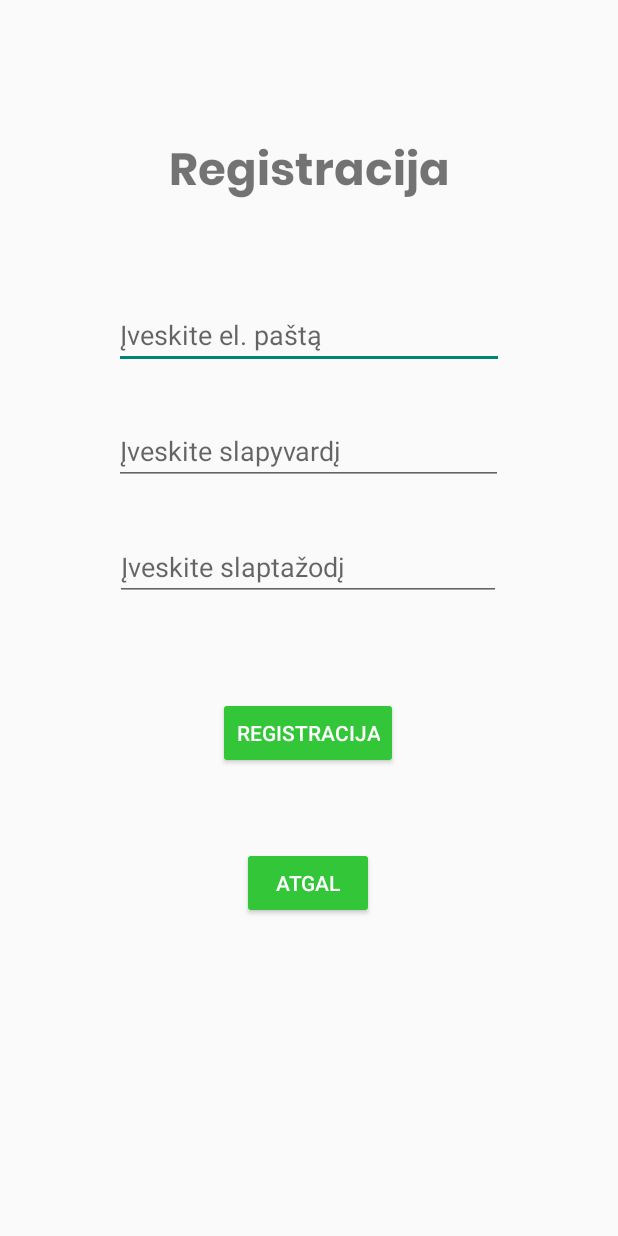
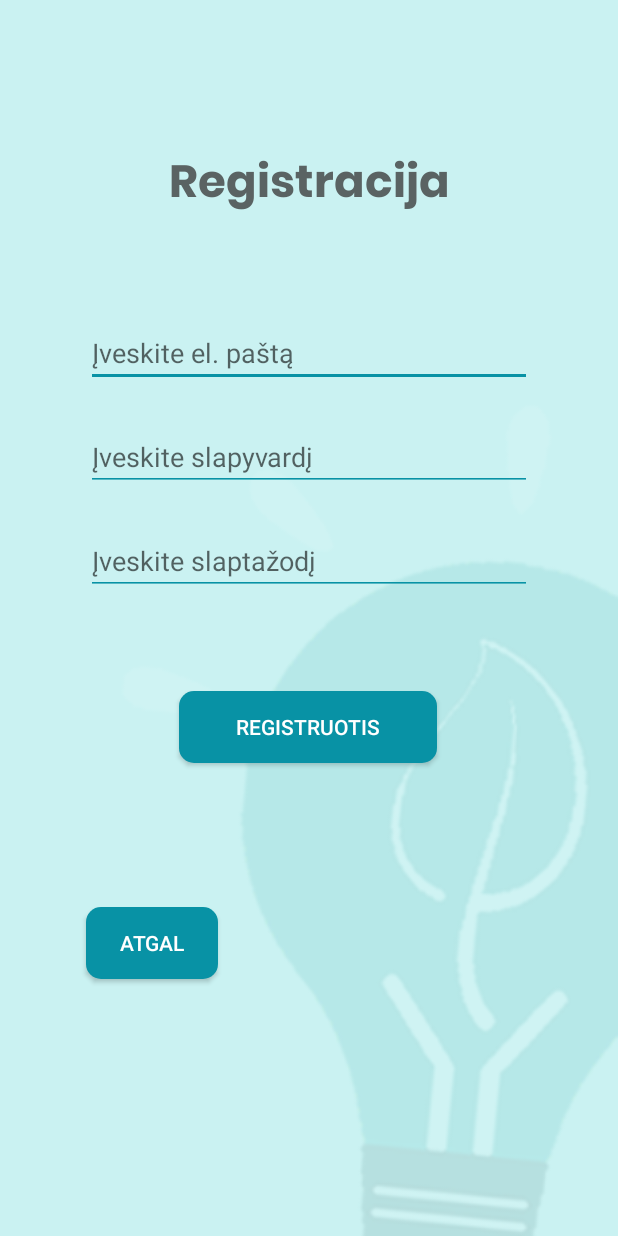
Before and after one commit to arnas78/AEV_app, an Android app: the SignUp screen opened directly, with no data from a screen before it, on a phone screen of 412 x 824 dp. Run offline under Robolectric (Android 15) with nearby library versions, the phone set to English and light mode, and no system bars; our stand-ins replace Firebase (no records; nobody signed in at launch, a user with empty details on screens opened directly).

Commit message:
Added design tweaks

```diff
--- /dev/null
+++ b/app/src/main/res/drawable/button_round.xml
@@ -0,0 +1,28 @@
+<?xml version="1.0" encoding="utf-8"?>
+<selector xmlns:android="http://schemas.android.com/apk/res/android">
+    <item android:state_pressed="false">
+        <shape android:shape="rectangle">
+            <corners android:radius="10dp" />
+            <solid android:color="@color/electric_main" />
+            <padding
+                android:bottom="4dp"
+                android:left="4dp"
+                android:right="4dp"
+                android:top="4dp" />
+        </shape>
+    </item>
+    <item android:state_pressed="true">
+        <shape android:shape="rectangle">
+            <corners android:radius="10dp" />
+            <solid android:color="@color/electric_light" />
+            <stroke
+                android:width="2dip"
+                android:color="@color/white" />
+            <padding
+                android:bottom="4dp"
+                android:left="4dp"
+                android:right="4dp"
+                android:top="4dp" />
+        </shape>
+    </item>
+</selector>
--- a/app/src/main/res/layout/activity_sign_up.xml
+++ b/app/src/main/res/layout/activity_sign_up.xml
@@ -4,30 +4,61 @@
     xmlns:tools="http://schemas.android.com/tools"
     android:layout_width="match_parent"
     android:layout_height="match_parent"
+    android:background="@drawable/background22"
     tools:context=".SignUp">
 
 
     <EditText
         android:id="@+id/register_editEmail"
-        android:layout_width="260dp"
+        android:layout_width="297dp"
         android:layout_height="42dp"
-        android:layout_marginTop="60dp"
+        android:layout_marginTop="64dp"
         android:ems="10"
         android:hint="Įveskite el. paštą"
+        android:backgroundTint="@color/electric_main"
         android:inputType="textPersonName"
         app:layout_constraintEnd_toEndOf="@+id/textView"
-        app:layout_constraintHorizontal_bias="0.487"
+        app:layout_constraintHorizontal_bias="0.0"
         app:layout_constraintStart_toStartOf="@+id/textView"
         app:layout_constraintTop_toBottomOf="@+id/textView" />
 
+    <EditText
+        android:id="@+id/register_editUsername"
+        android:layout_width="297dp"
+        android:layout_height="45dp"
+        android:layout_marginTop="24dp"
+        android:backgroundTint="@color/electric_main"
+        android:ems="10"
+        android:hint="Įveskite slapyvardį"
+        android:inputType="textPersonName"
+        app:layout_constraintEnd_toEndOf="@+id/register_editEmail"
+        app:layout_constraintHorizontal_bias="0.0"
+        app:layout_constraintStart_toStartOf="@+id/register_editEmail"
+        app:layout_constraintTop_toBottomOf="@+id/register_editEmail" />
+
+    <EditText
+        android:id="@+id/register_editPassword"
+        android:layout_width="297dp"
+        android:layout_height="45dp"
+        android:layout_marginTop="24dp"
+        android:backgroundTint="@color/electric_main"
+        android:ems="10"
+        android:hint="Įveskite slaptažodį"
+        android:inputType="textPassword"
+        app:layout_constraintEnd_toEndOf="@+id/register_editUsername"
+        app:layout_constraintHorizontal_bias="0.0"
+        app:layout_constraintStart_toStartOf="@+id/register_editUsername"
+        app:layout_constraintTop_toBottomOf="@+id/register_editUsername" />
+
     <TextView
         android:id="@+id/textView"
-        android:layout_width="277dp"
+        android:layout_width="297dp"
         android:layout_height="56dp"
-        android:layout_marginTop="88dp"
+        android:layout_marginTop="96dp"
         android:fontFamily="@font/poppinsbold"
         android:gravity="center"
         android:text="@string/signup"
+        android:textColor="@color/electric_grey"
         android:textSize="30sp"
         app:layout_constraintEnd_toEndOf="parent"
         app:layout_constraintStart_toStartOf="parent"
@@ -37,11 +68,11 @@
     <Button
         android:id="@+id/register_buttonSignUp"
         style="@style/Widget.AppCompat.Button.Colored"
-        android:layout_width="wrap_content"
-        android:layout_height="wrap_content"
+        android:layout_width="172dp"
+        android:layout_height="48dp"
         android:layout_marginTop="64dp"
-        android:backgroundTint="#33C639"
-        android:text="@string/signup"
+        android:text="Registruotis"
+        android:background="@drawable/button_round"
         app:layout_constraintEnd_toEndOf="parent"
         app:layout_constraintHorizontal_bias="0.498"
         app:layout_constraintStart_toStartOf="parent"
@@ -49,14 +80,15 @@
 
     <Button
         android:id="@+id/register_buttonBack"
-        style="@style/Widget.AppCompat.Button.Colored"
         android:layout_width="wrap_content"
         android:layout_height="wrap_content"
-        android:layout_marginTop="52dp"
-        android:backgroundTint="#33C639"
+        style="@style/Widget.AppCompat.Button.Colored"
+        android:layout_marginTop="96dp"
+        android:background="@drawable/button_round"
         android:text="Atgal"
-        app:layout_constraintEnd_toEndOf="@+id/register_buttonSignUp"
-        app:layout_constraintStart_toStartOf="@+id/register_buttonSignUp"
+        app:layout_constraintEnd_toEndOf="@+id/register_editPassword"
+        app:layout_constraintHorizontal_bias="0.0"
+        app:layout_constraintStart_toStartOf="@+id/register_editPassword"
         app:layout_constraintTop_toBottomOf="@+id/register_buttonSignUp" />
 
     <TextView
@@ -72,31 +104,5 @@
         app:layout_constraintTop_toBottomOf="@+id/register_buttonSignUp"
         tools:targetApi="jelly_bean" />
 
-    <EditText
-        android:id="@+id/register_editUsername"
-        android:layout_width="259dp"
-        android:layout_height="45dp"
-        android:layout_marginTop="32dp"
-        android:ems="10"
-        android:hint="Įveskite slapyvardį"
-        android:inputType="textPersonName"
-        app:layout_constraintEnd_toEndOf="@+id/register_editEmail"
-        app:layout_constraintHorizontal_bias="0.46"
-        app:layout_constraintStart_toStartOf="@+id/register_editEmail"
-        app:layout_constraintTop_toBottomOf="@+id/register_editEmail" />
-
-    <EditText
-        android:id="@+id/register_editPassword"
-        android:layout_width="257dp"
-        android:layout_height="45dp"
-        android:layout_marginTop="32dp"
-        android:ems="10"
-        android:hint="Įveskite slaptažodį"
-        android:inputType="textPassword"
-        app:layout_constraintEnd_toEndOf="@+id/register_editUsername"
-        app:layout_constraintHorizontal_bias="0.489"
-        app:layout_constraintStart_toStartOf="@+id/register_editUsername"
-        app:layout_constraintTop_toBottomOf="@+id/register_editUsername" />
-
 
 </androidx.constraintlayout.widget.ConstraintLayout>
--- a/app/src/main/res/layout/nav_header.xml
+++ b/app/src/main/res/layout/nav_header.xml
@@ -20,7 +20,7 @@
         android:paddingTop="8dp"
         android:textSize="20dp"
         android:text="Vartotojas"
-        android:textColor="#33C639"
+        android:textColor="@color/electric_main"
         android:textStyle="bold"/>
 
     <TextView
--- a/app/src/main/res/values/colors.xml
+++ b/app/src/main/res/values/colors.xml
@@ -9,4 +9,9 @@
     <color name="white">#FFFFFFFF</color>
     <color name="underline">#0892A5</color>
     <color name="base_green">#33C639</color>
+    <color name="electric_main">#0892A5</color>
+    <color name="electric_secondary">#06908F</color>
+    <color name="electric_light">#0CA4A5</color>
+    <color name="electric_grey">#5a6363</color>
+    <color name="grey_blue">#033b3f</color>
 </resources>
--- a/app/src/main/res/values/strings.xml
+++ b/app/src/main/res/values/strings.xml
@@ -5,7 +5,7 @@
     <!-- TODO: Remove or change this placeholder text -->
     <string name="hello_blank_fragment">Hello blank fragment</string>
     <string name="signuphere">Neturite paskyros? Prisiregistruokite</string>
-    <string name="login">Prisijungti</string>
+    <string name="login">Prisijungimas</string>
     <string name="password">Slaptazodis</string>
     <string name="username">Vartotojas</string>
     <string name="loginhere">Jau turite paskyra? Prisijunkite</string>
```
Also changed, not shown: app/src/main/res/layout/activity_login.xml (+57 -48 lines), app/src/main/res/layout/fragment_home.xml (+5 -4 lines), app/src/main/res/drawable-v24/background.png (added), app/src/main/res/drawable-v24/background22.png (added), app/src/main/res/drawable-v24/pavadinimas.png (added).
